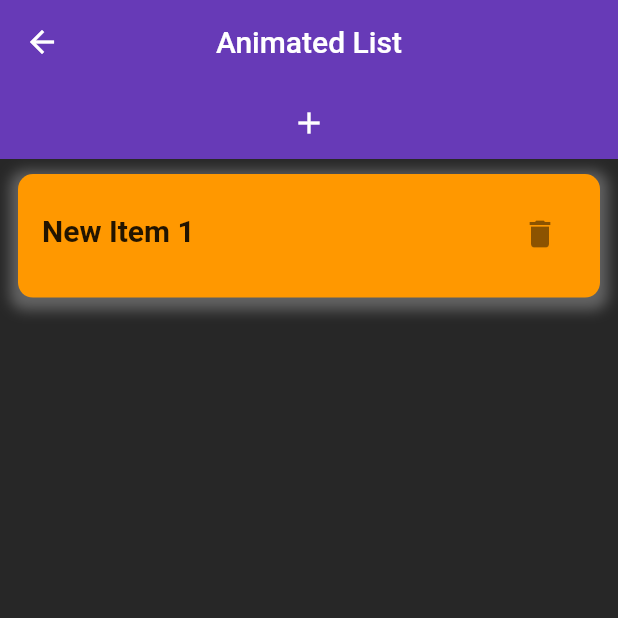
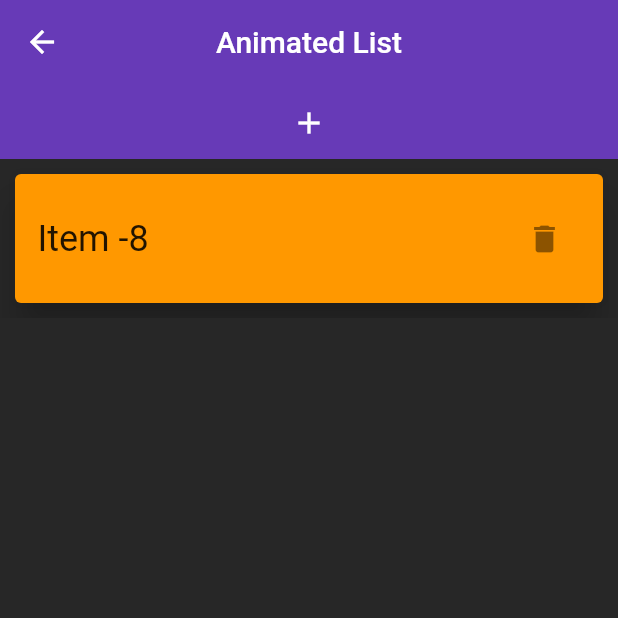
Before and after one commit to Saeed-Sabra/Animated-list-flutter, a Flutter app: the MyListView screen opened directly, after a tap on the "add" icon, on a phone screen of 412 x 824 dp, the top half of it. Run offline on Flutter 3.47's test engine with Material 2 defaults, Android fonts, the phone set to English and light mode, and no system bars; our stand-ins replace flutter_staggered_animations.

Commit message:
5 commit

```diff
--- a/lib/animated_list.dart
+++ b/lib/animated_list.dart
@@ -1,78 +1,7 @@
-// // ignore_for_file: camel_case_types
-
-// ignore_for_file: library_private_types_in_public_api
+// ignore_for_file: library_private_types_in_public_api, unused_import
 
 import 'package:flutter/material.dart';
 import 'package:flutter_staggered_animations/flutter_staggered_animations.dart';
-
-// class Animated_List extends StatefulWidget {
-//   const Animated_List({super.key});
-
-//   @override
-//   State<Animated_List> createState() => _Animated_ListState();
-// }
-
-// class _Animated_ListState extends State<Animated_List> {
-//   @override
-//   Widget build(BuildContext context) {
-//     final size = MediaQuery.of(context).size;
-//     return Scaffold(
-//       backgroundColor: Color.fromARGB(255, 39, 39, 39),
-//       appBar: AppBar(
-//         title: const Text('Animated List'),
-//         centerTitle: true,
-//         leading: Container(),
-//         elevation: 0,
-//       ),
-//       body: AnimationLimiter(
-//         child: ListView.builder(
-//           itemBuilder: (context, index) {
-//             return AnimationConfiguration.staggeredList(
-//               position: index,
-//               delay: const Duration(milliseconds: 200),
-//               child: SlideAnimation(
-//                 delay: const Duration(milliseconds: 2500),
-//                 curve: Curves.fastLinearToSlowEaseIn,
-//                 horizontalOffset: -300,
-//                 verticalOffset: -850,
-//                 child: Container(
-//                   height: size.height / 10,
-//                   width: size.width * 0.9,
-//                   margin:
-//                       const EdgeInsets.symmetric(vertical: 10, horizontal: 12),
-//                   decoration: BoxDecoration(
-//                     color: Colors.orange,
-//                     borderRadius: BorderRadius.circular(10),
-//                     boxShadow: [
-//                       BoxShadow(
-//                         color: Colors.grey.withOpacity(0.5),
-//                         spreadRadius: 5,
-//                         blurRadius: 7,
-//                         offset: const Offset(0, 3),
-//                       )
-//                     ],
-//                   ),
-//                   child: Padding(
-//                     padding: const EdgeInsets.only(top: 25, left: 10),
-//                     child: Text(
-//                       'Animation $index',
-//                       style: const TextStyle(
-//                         fontSize: 20,
-//                         color: Colors.white,
-//                         fontWeight: FontWeight.bold,
-//                       ),
-//                     ),
-//                   ),
-//                 ),
-//               ),
-//             );
-//           },
-//           itemCount: 20,
-//         ),
-//       ),
-//     );
-//   }
-// }
 
 class MyListView extends StatefulWidget {
   const MyListView({super.key});
@@ -82,19 +11,35 @@ class MyListView extends StatefulWidget {
 }
 
 class _MyListViewState extends State<MyListView> {
+  final GlobalKey<AnimatedListState> _key = GlobalKey();
   final List<String> _items = [];
 
   void _addItem() {
-    final newFirstItem = 'New Item ${_items.length + 1}';
-    setState(() {
-      _items.insert(0, newFirstItem);
-    });
+    _items.insert(0, "Item ${_items.length - 8}");
+    _key.currentState!.insertItem(0, duration: const Duration(seconds: 1));
+  }
+
+  void _removeItem(int index) {
+    _key.currentState!.removeItem(index, (_, animation) {
+      return SizeTransition(
+        sizeFactor: animation,
+        child: const Card(
+          margin: EdgeInsets.all(10),
+          elevation: 10,
+          color: Colors.red,
+          child: ListTile(
+            contentPadding: EdgeInsets.all(15),
+            title: Text("Deleted", style: TextStyle(fontSize: 24)),
+          ),
+        ),
+      );
+    }, duration: const Duration(milliseconds: 500));
+
+    _items.removeAt(index);
   }
 
   @override
   Widget build(BuildContext context) {
-    final size = MediaQuery.of(context).size;
-
     return Scaffold(
       // ignore: prefer_const_constructors
       backgroundColor: Color.fromARGB(255, 39, 39, 39),
@@ -113,112 +58,32 @@ class _MyListViewState extends State<MyListView> {
         ),
       ),
 
-      body: AnimationLimiter(
-        child: ListView.builder(
-          itemCount: _items.length,
-          itemBuilder: (BuildContext context, int index) {
-            return AnimationConfiguration.staggeredList(
-              position: index,
-              child: SlideAnimation(
-                // delay: const Duration(milliseconds: 2500),
-                curve: Curves.fastLinearToSlowEaseIn,
-                duration: Duration.zero,
-                child: Container(
-                  height: size.height / 10,
-                  width: size.width * 0.9,
-                  margin:
-                      const EdgeInsets.symmetric(vertical: 10, horizontal: 12),
-                  decoration: BoxDecoration(
+      body: AnimatedList(
+        key: _key,
+        initialItemCount: 0,
+        itemBuilder: (_, index, animation) {
+          return SizeTransition(
+            key: UniqueKey(),
+            sizeFactor: animation,
+            child: Card(
+              margin: const EdgeInsets.all(10),
+              elevation: 10,
               color: Colors.orange,
-                    borderRadius: BorderRadius.circular(10),
-                    boxShadow: [
-                      BoxShadow(
-                        color: Colors.grey.withOpacity(0.5),
-                        spreadRadius: 5,
-                        blurRadius: 7,
-                        offset: const Offset(0, 3),
-                      )
-                    ],
+              child: ListTile(
+                contentPadding: const EdgeInsets.all(15),
+                title: Text(
+                  _items[index],
+                  style: const TextStyle(fontSize: 24),
                 ),
-                  child: ListTile(
-                    title: Padding(
-                      padding: const EdgeInsets.only(top: 20),
-                      child: Text(
-                        _items[index],
-                        style: const TextStyle(
-                          fontSize: 20,
-                          fontWeight: FontWeight.bold,
-                        ),
-                      ),
-                    ),
-                    trailing: Padding(
-                      padding: const EdgeInsets.only(top: 20),
-                      child: IconButton(
+                trailing: IconButton(
                   icon: const Icon(Icons.delete),
-                        onPressed: () {
-                          setState(() {
-                            _items.removeAt(index);
-                          });
-                        },
-                      ),
-                    ),
+                  onPressed: () => _removeItem(index),
                 ),
               ),
             ),
           );
         },
       ),
-      ),
     );
   }
 }
-// Container(
-//   height: size.height / 10,
-//   width: size.width * 0.9,
-//   margin:
-//       const EdgeInsets.symmetric(vertical: 10, horizontal: 12),
-//   decoration: BoxDecoration(
-//     color: Colors.orange,
-//     borderRadius: BorderRadius.circular(10),
-//     boxShadow: [
-//       BoxShadow(
-//         color: Colors.grey.withOpacity(0.5),
-//         spreadRadius: 5,
-//         blurRadius: 7,
-//         offset: const Offset(0, 3),
-//       )
-//     ],
-//   ),
-//   child: Padding(
-//     padding: const EdgeInsets.only(top: 25, left: 10),
-//     child: Text(
-//       'Animation $index',
-//       style: const TextStyle(
-//         fontSize: 20,
-//         color: Colors.white,
-//         fontWeight: FontWeight.bold,
-//       ),
-//     ),
-//   ),
-// );
-
-// ListView.builder(
-//   itemCount: _items.length,
-//   itemBuilder: (BuildContext context, int index) {
-//     return ListTile(
-//       title: Text(_items[index]),
-//       trailing: IconButton(
-//         icon: const Icon(Icons.delete),
-//         onPressed: () {
-//           setState(() {
-//             _items.removeAt(index);
-//           });
-//         },
-//       ),
-//     );
-//   },
-// ),
-// floatingActionButton: FloatingActionButton(
-//   onPressed: () => _addItem(),
-//   child: const Icon(Icons.add),
-// ),
--- a/lib/login_screen.dart
+++ b/lib/login_screen.dart
@@ -166,7 +166,7 @@ class _login_screenState extends State<login_screen> {
                 ),
               ),
               SizedBox(
-                height: size.height / 4,
+                height: size.height / 5,
               ),
               SizedBox(
                 child: TextButton(
```
Lines whose indentation alone changed are shown as unchanged.
